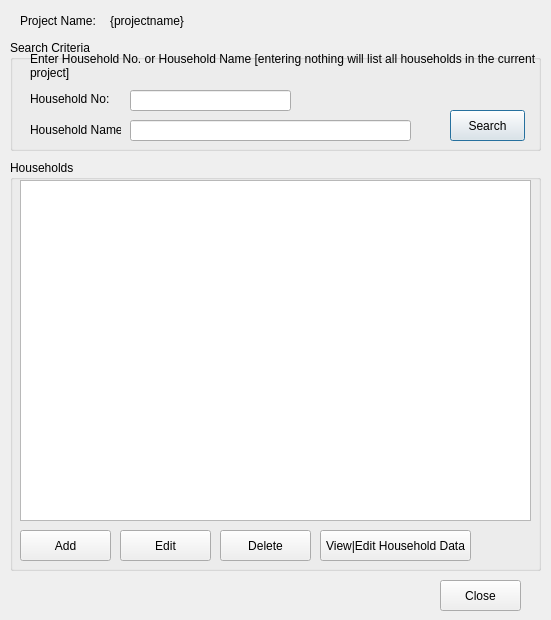
snim2mirror/openihm, file open-ihm/gui/designs/ui_findhouseholdresults.ui: the form before one commit.
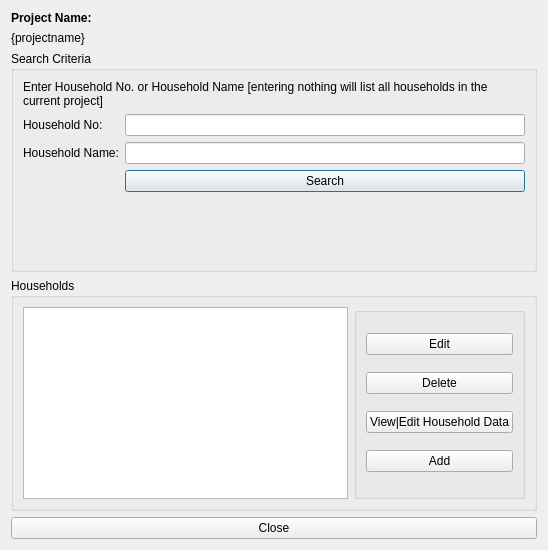
The form after the commit.

Commit message: Added layout manager to most dialogs. One report and all tabbed dialogs still to go.

The edit to the form file:
```diff
--- a/open-ihm/gui/designs/ui_findhouseholdresults.ui
+++ b/open-ihm/gui/designs/ui_findhouseholdresults.ui
@@ -6,128 +6,109 @@
    <rect>
     <x>0</x>
     <y>0</y>
-    <width>551</width>
-    <height>620</height>
+    <width>548</width>
+    <height>550</height>
    </rect>
   </property>
   <property name="minimumSize">
    <size>
     <width>548</width>
-    <height>620</height>
+    <height>550</height>
    </size>
   </property>
   <property name="windowTitle">
    <string>Household Search Results</string>
   </property>
+  <layout class="QVBoxLayout" name="verticalLayout">
+   <item>
+    <widget class="QLabel" name="label_3">
+     <property name="font">
+      <font>
+       <weight>75</weight>
+       <bold>true</bold>
+      </font>
+     </property>
+     <property name="text">
+      <string>Project Name:</string>
+     </property>
+    </widget>
+   </item>
+   <item>
+    <widget class="QLabel" name="lblProjectName">
+     <property name="text">
+      <string>{projectname}</string>
+     </property>
+    </widget>
+   </item>
+   <item>
   <widget class="QGroupBox" name="groupBox">
-   <property name="geometry">
-    <rect>
-     <x>10</x>
-     <y>40</y>
-     <width>531</width>
-     <height>111</height>
-    </rect>
+     <property name="sizePolicy">
+      <sizepolicy hsizetype="Expanding" vsizetype="MinimumExpanding">
+       <horstretch>0</horstretch>
+       <verstretch>0</verstretch>
+      </sizepolicy>
    </property>
    <property name="title">
     <string>Search Criteria</string>
    </property>
+     <layout class="QFormLayout" name="formLayout">
+      <property name="fieldGrowthPolicy">
+       <enum>QFormLayout::AllNonFixedFieldsGrow</enum>
+      </property>
+      <item row="0" column="0" colspan="2">
+       <widget class="QLabel" name="label_4">
+        <property name="text">
+         <string>Enter Household No. or Household Name [entering nothing will list all households in the current project]</string>
+        </property>
+        <property name="wordWrap">
+         <bool>true</bool>
+        </property>
+       </widget>
+      </item>
+      <item row="1" column="0">
    <widget class="QLabel" name="label">
-    <property name="geometry">
-     <rect>
-      <x>20</x>
-      <y>50</y>
-      <width>81</width>
-      <height>18</height>
-     </rect>
-    </property>
     <property name="text">
      <string>Household No:</string>
     </property>
    </widget>
-   <widget class="QLineEdit" name="txtHouseholdNo">
-    <property name="geometry">
-     <rect>
-      <x>120</x>
-      <y>50</y>
-      <width>161</width>
-      <height>21</height>
-     </rect>
-    </property>
-   </widget>
+      </item>
+      <item row="1" column="1">
+       <widget class="QLineEdit" name="txtHouseholdNo"/>
+      </item>
+      <item row="2" column="0">
    <widget class="QLabel" name="label_2">
-    <property name="geometry">
-     <rect>
-      <x>20</x>
-      <y>80</y>
-      <width>91</width>
-      <height>20</height>
-     </rect>
-    </property>
     <property name="text">
      <string>Household Name:</string>
     </property>
    </widget>
-   <widget class="QLineEdit" name="txtHouseholdName">
-    <property name="geometry">
-     <rect>
-      <x>120</x>
-      <y>80</y>
-      <width>281</width>
-      <height>21</height>
-     </rect>
-    </property>
-   </widget>
+      </item>
+      <item row="2" column="1">
+       <widget class="QLineEdit" name="txtHouseholdName"/>
+      </item>
+      <item row="3" column="1">
    <widget class="QPushButton" name="cmdSearch">
-    <property name="geometry">
-     <rect>
-      <x>440</x>
-      <y>70</y>
-      <width>75</width>
-      <height>31</height>
-     </rect>
-    </property>
     <property name="text">
      <string>Search</string>
     </property>
    </widget>
-   <widget class="QLabel" name="label_4">
-    <property name="geometry">
-     <rect>
-      <x>20</x>
-      <y>10</y>
-      <width>511</width>
-      <height>31</height>
-     </rect>
-    </property>
-    <property name="text">
-     <string>Enter Household No. or Household Name [entering nothing will list all households in the current project]</string>
-    </property>
-    <property name="wordWrap">
-     <bool>true</bool>
-    </property>
-   </widget>
-  </widget>
+      </item>
+     </layout>
+    </widget>
+   </item>
+   <item>
   <widget class="QGroupBox" name="groupBox_2">
-   <property name="geometry">
-    <rect>
-     <x>10</x>
-     <y>160</y>
-     <width>531</width>
-     <height>411</height>
-    </rect>
+     <property name="sizePolicy">
+      <sizepolicy hsizetype="Expanding" vsizetype="MinimumExpanding">
+       <horstretch>0</horstretch>
+       <verstretch>0</verstretch>
+      </sizepolicy>
    </property>
    <property name="title">
     <string>Households</string>
    </property>
+     <layout class="QHBoxLayout" name="horizontalLayout">
+      <item>
    <widget class="QTableView" name="tblResults">
-    <property name="geometry">
-     <rect>
-      <x>10</x>
-      <y>20</y>
-      <width>511</width>
-      <height>341</height>
-     </rect>
-    </property>
     <property name="alternatingRowColors">
      <bool>true</bool>
     </property>
@@ -135,98 +116,55 @@
      <bool>true</bool>
     </property>
    </widget>
+      </item>
+      <item>
+       <widget class="QGroupBox" name="groupBox_3">
+        <property name="title">
+         <string/>
+        </property>
+        <layout class="QVBoxLayout" name="verticalLayout_2">
+         <item>
    <widget class="QPushButton" name="cmdEdit">
-    <property name="geometry">
-     <rect>
-      <x>110</x>
-      <y>370</y>
-      <width>91</width>
-      <height>31</height>
-     </rect>
-    </property>
     <property name="text">
      <string>Edit</string>
     </property>
    </widget>
+         </item>
+         <item>
    <widget class="QPushButton" name="cmdDel">
-    <property name="geometry">
-     <rect>
-      <x>210</x>
-      <y>370</y>
-      <width>91</width>
-      <height>31</height>
-     </rect>
-    </property>
     <property name="text">
      <string>Delete</string>
     </property>
    </widget>
-   <widget class="QPushButton" name="cmdAdd">
-    <property name="geometry">
-     <rect>
-      <x>10</x>
-      <y>370</y>
-      <width>91</width>
-      <height>31</height>
-     </rect>
-    </property>
-    <property name="text">
-     <string>Add</string>
-    </property>
-   </widget>
+         </item>
+         <item>
    <widget class="QPushButton" name="cmdData">
-    <property name="geometry">
-     <rect>
-      <x>310</x>
-      <y>370</y>
-      <width>151</width>
-      <height>31</height>
-     </rect>
-    </property>
     <property name="text">
      <string>View|Edit Household Data</string>
     </property>
    </widget>
-  </widget>
-  <widget class="QLabel" name="label_3">
-   <property name="geometry">
-    <rect>
-     <x>20</x>
-     <y>10</y>
-     <width>81</width>
-     <height>21</height>
-    </rect>
-   </property>
+         </item>
+         <item>
+          <widget class="QPushButton" name="cmdAdd">
    <property name="text">
-    <string>Project Name:</string>
-   </property>
-  </widget>
-  <widget class="QLabel" name="lblProjectName">
-   <property name="geometry">
-    <rect>
-     <x>110</x>
-     <y>10</y>
-     <width>431</width>
-     <height>21</height>
-    </rect>
-   </property>
-   <property name="text">
-    <string>{projectname}</string>
-   </property>
-  </widget>
+            <string>Add</string>
+           </property>
+          </widget>
+         </item>
+        </layout>
+       </widget>
+      </item>
+     </layout>
+    </widget>
+   </item>
+   <item>
   <widget class="QPushButton" name="cmdClose">
-   <property name="geometry">
-    <rect>
-     <x>440</x>
-     <y>580</y>
-     <width>81</width>
-     <height>31</height>
-    </rect>
-   </property>
    <property name="text">
     <string>Close</string>
    </property>
   </widget>
+   </item>
+  </layout>
  </widget>
  <tabstops>
   <tabstop>txtHouseholdNo</tabstop>
```
Left out of the diff: 69 changed lines with no effect on the pictures. Lines whose indentation alone changed are shown as unchanged. The commit also changes 97 other files.
